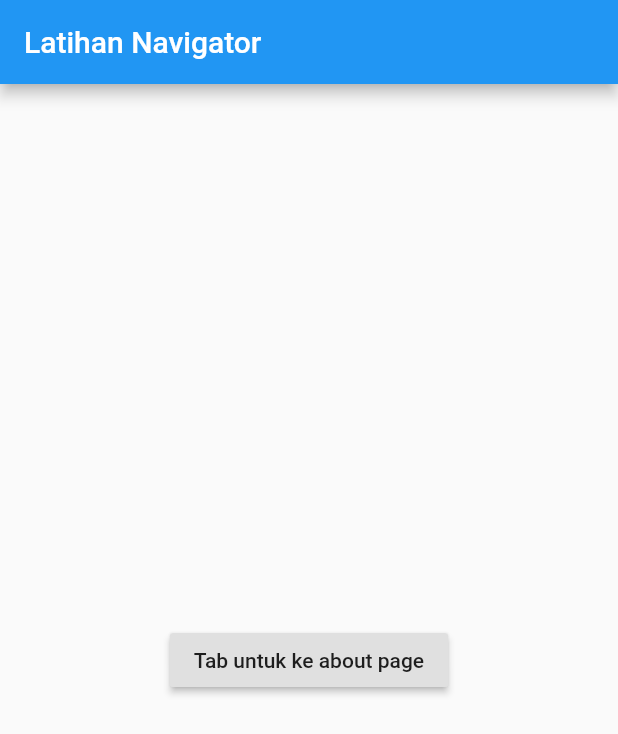
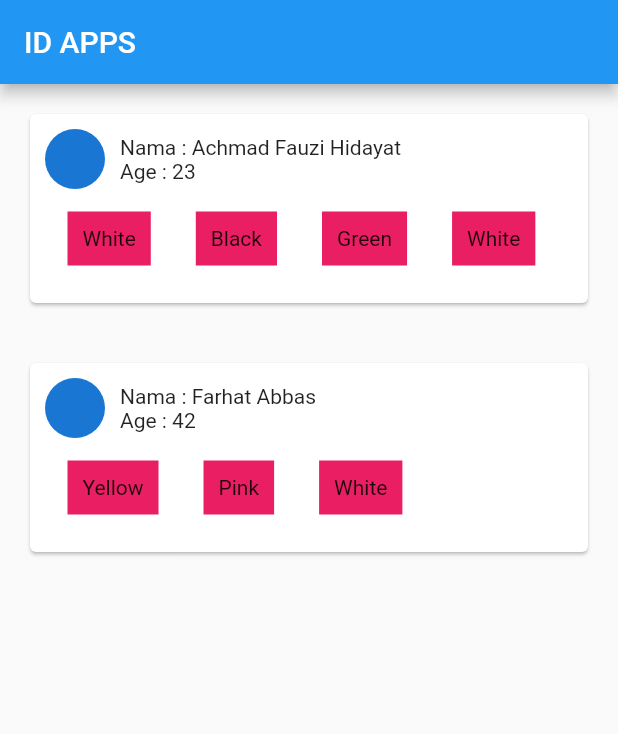
Before and after one commit to FauziHidayat/flutter_latihan, a Flutter app: the screen it shows after launch, on a phone screen of 412 x 824 dp. Shown: the top 734 px of the screen. Run offline on Flutter 3.47's test engine with Material 2 defaults, Android fonts, the phone set to English and light mode, and no system bars; our stand-ins replace animate_do, iconsax, salomon_bottom_bar.

Commit message:
discover page

```diff
--- a/lib/latihan/discover.dart
+++ b/lib/latihan/discover.dart
@@ -1,11 +1,10 @@
-
 import 'package:flutter/material.dart';
 import 'package:animate_do/animate_do.dart';
 import 'package:salomon_bottom_bar/salomon_bottom_bar.dart';
 import 'package:flutter_staggered_grid_view/flutter_staggered_grid_view.dart';
 
 class DiscoverPage extends StatefulWidget {
-  const DiscoverPage({ Key? key }) : super(key: key);
+  const DiscoverPage({Key? key}) : super(key: key);
 
   @override
   _DiscoverPageState createState() => _DiscoverPageState();
@@ -29,8 +28,7 @@ class _DiscoverPageState extends State<DiscoverPage> {
     'https://images.unsplash.com/photo-1531204420596-d4e8af13de95?ixid=MnwxMjA3fDB8MHxlZGl0b3JpYWwtZmVlZHwxMTN8fHxlbnwwfHx8fA%3D%3D&ixlib=rb-1.2.1&auto=format&fit=crop&w=500&q=60',
     'https://images.unsplash.com/photo-1633245091570-cd62f7f116a3?ixid=MnwxMjA3fDB8MHxlZGl0b3JpYWwtZmVlZHwxMjd8fHxlbnwwfHx8fA%3D%3D&ixlib=rb-1.2.1&auto=format&fit=crop&w=500&q=60',
     'https://images.unsplash.com/photo-1633247835403-f7fde396f4ab?ixid=MnwxMjA3fDB8MHxlZGl0b3JpYWwtZmVlZHwxMzB8fHxlbnwwfHx8fA%3D%3D&ixlib=rb-1.2.1&auto=format&fit=crop&w=500&q=60',
-    'https://images.unsplash.com/photo-1633260676663-eb70faaa8805?ixid=MnwxMjA3fDB8MHxlZGl0b3JpYWwtZmVlZHwxNDB8fHxlbnwwfHx8fA%3D%3D&ixlib=rb-1.2.1&auto=format&fit=crop&w=500&q=60'
-        'https://images.unsplash.com/photo-1633211387371-88c4838cbfb4?ixid=MnwxMjA3fDB8MHxlZGl0b3JpYWwtZmVlZHwxNDJ8fHxlbnwwfHx8fA%3D%3D&ixlib=rb-1.2.1&auto=format&fit=crop&w=500&q=60',
+    'https://images.unsplash.com/photo-1633260676663-eb70faaa8805?ixid=MnwxMjA3fDB8MHxlZGl0b3JpYWwtZmVlZHwxNDB8fHxlbnwwfHx8fA%3D%3D&ixlib=rb-1.2.1&auto=format&fit=crop&w=500&q=60''https://images.unsplash.com/photo-1633211387371-88c4838cbfb4?ixid=MnwxMjA3fDB8MHxlZGl0b3JpYWwtZmVlZHwxNDJ8fHxlbnwwfHx8fA%3D%3D&ixlib=rb-1.2.1&auto=format&fit=crop&w=500&q=60',
     'https://images.unsplash.com/photo-1633177317976-3f9bc45e1d1d?ixid=MnwxMjA3fDB8MHxlZGl0b3JpYWwtZmVlZHwxMHx8fGVufDB8fHx8&ixlib=rb-1.2.1&auto=format&fit=crop&w=500&q=60',
     'https://images.unsplash.com/photo-1633113093730-47449a1a9c6e?ixid=MnwxMjA3fDF8MHxlZGl0b3JpYWwtZmVlZHwxMXx8fGVufDB8fHx8&ixlib=rb-1.2.1&auto=format&fit=crop&w=500&q=60',
     'https://images.unsplash.com/photo-1633209942287-701d44019290?ixid=MnwxMjA3fDB8MHxlZGl0b3JpYWwtZmVlZHw3N3x8fGVufDB8fHx8&ixlib=rb-1.2.1&auto=format&fit=crop&w=500&q=60',
@@ -53,8 +51,7 @@ class _DiscoverPageState extends State<DiscoverPage> {
     'https://images.unsplash.com/photo-1531204420596-d4e8af13de95?ixid=MnwxMjA3fDB8MHxlZGl0b3JpYWwtZmVlZHwxMTN8fHxlbnwwfHx8fA%3D%3D&ixlib=rb-1.2.1&auto=format&fit=crop&w=500&q=60',
     'https://images.unsplash.com/photo-1633245091570-cd62f7f116a3?ixid=MnwxMjA3fDB8MHxlZGl0b3JpYWwtZmVlZHwxMjd8fHxlbnwwfHx8fA%3D%3D&ixlib=rb-1.2.1&auto=format&fit=crop&w=500&q=60',
     'https://images.unsplash.com/photo-1633247835403-f7fde396f4ab?ixid=MnwxMjA3fDB8MHxlZGl0b3JpYWwtZmVlZHwxMzB8fHxlbnwwfHx8fA%3D%3D&ixlib=rb-1.2.1&auto=format&fit=crop&w=500&q=60',
-    'https://images.unsplash.com/photo-1633260676663-eb70faaa8805?ixid=MnwxMjA3fDB8MHxlZGl0b3JpYWwtZmVlZHwxNDB8fHxlbnwwfHx8fA%3D%3D&ixlib=rb-1.2.1&auto=format&fit=crop&w=500&q=60'
-        'https://images.unsplash.com/photo-1633211387371-88c4838cbfb4?ixid=MnwxMjA3fDB8MHxlZGl0b3JpYWwtZmVlZHwxNDJ8fHxlbnwwfHx8fA%3D%3D&ixlib=rb-1.2.1&auto=format&fit=crop&w=500&q=60',
+    'https://images.unsplash.com/photo-1633260676663-eb70faaa8805?ixid=MnwxMjA3fDB8MHxlZGl0b3JpYWwtZmVlZHwxNDB8fHxlbnwwfHx8fA%3D%3D&ixlib=rb-1.2.1&auto=format&fit=crop&w=500&q=60''https://images.unsplash.com/photo-1633211387371-88c4838cbfb4?ixid=MnwxMjA3fDB8MHxlZGl0b3JpYWwtZmVlZHwxNDJ8fHxlbnwwfHx8fA%3D%3D&ixlib=rb-1.2.1&auto=format&fit=crop&w=500&q=60',
     'https://images.unsplash.com/photo-1633267538438-2d49aeb844f7?ixid=MnwxMjA3fDB8MHxlZGl0b3JpYWwtZmVlZHw2N3x8fGVufDB8fHx8&ixlib=rb-1.2.1&auto=format&fit=crop&w=500&q=60',
     'https://images.unsplash.com/photo-1633172905740-2eb6730c95b4?ixid=MnwxMjA3fDB8MHxlZGl0b3JpYWwtZmVlZHw4MXx8fGVufDB8fHx8&ixlib=rb-1.2.1&auto=format&fit=crop&w=500&q=60',
     'https://images.unsplash.com/photo-1633277194892-c5e2bba2d40f?ixid=MnwxMjA3fDB8MHxlZGl0b3JpYWwtZmVlZHw3OHx8fGVufDB8fHx8&ixlib=rb-1.2.1&auto=format&fit=crop&w=500&q=60',
@@ -65,8 +62,7 @@ class _DiscoverPageState extends State<DiscoverPage> {
     'https://images.unsplash.com/photo-1531204420596-d4e8af13de95?ixid=MnwxMjA3fDB8MHxlZGl0b3JpYWwtZmVlZHwxMTN8fHxlbnwwfHx8fA%3D%3D&ixlib=rb-1.2.1&auto=format&fit=crop&w=500&q=60',
     'https://images.unsplash.com/photo-1633245091570-cd62f7f116a3?ixid=MnwxMjA3fDB8MHxlZGl0b3JpYWwtZmVlZHwxMjd8fHxlbnwwfHx8fA%3D%3D&ixlib=rb-1.2.1&auto=format&fit=crop&w=500&q=60',
     'https://images.unsplash.com/photo-1633247835403-f7fde396f4ab?ixid=MnwxMjA3fDB8MHxlZGl0b3JpYWwtZmVlZHwxMzB8fHxlbnwwfHx8fA%3D%3D&ixlib=rb-1.2.1&auto=format&fit=crop&w=500&q=60',
-    'https://images.unsplash.com/photo-1633260676663-eb70faaa8805?ixid=MnwxMjA3fDB8MHxlZGl0b3JpYWwtZmVlZHwxNDB8fHxlbnwwfHx8fA%3D%3D&ixlib=rb-1.2.1&auto=format&fit=crop&w=500&q=60'
-        'https://images.unsplash.com/photo-1633211387371-88c4838cbfb4?ixid=MnwxMjA3fDB8MHxlZGl0b3JpYWwtZmVlZHwxNDJ8fHxlbnwwfHx8fA%3D%3D&ixlib=rb-1.2.1&auto=format&fit=crop&w=500&q=60',
+    'https://images.unsplash.com/photo-1633260676663-eb70faaa8805?ixid=MnwxMjA3fDB8MHxlZGl0b3JpYWwtZmVlZHwxNDB8fHxlbnwwfHx8fA%3D%3D&ixlib=rb-1.2.1&auto=format&fit=crop&w=500&q=60''https://images.unsplash.com/photo-1633211387371-88c4838cbfb4?ixid=MnwxMjA3fDB8MHxlZGl0b3JpYWwtZmVlZHwxNDJ8fHxlbnwwfHx8fA%3D%3D&ixlib=rb-1.2.1&auto=format&fit=crop&w=500&q=60',
     'https://images.unsplash.com/photo-1633177317976-3f9bc45e1d1d?ixid=MnwxMjA3fDB8MHxlZGl0b3JpYWwtZmVlZHwxMHx8fGVufDB8fHx8&ixlib=rb-1.2.1&auto=format&fit=crop&w=500&q=60',
     'https://images.unsplash.com/photo-1633113093730-47449a1a9c6e?ixid=MnwxMjA3fDF8MHxlZGl0b3JpYWwtZmVlZHwxMXx8fGVufDB8fHx8&ixlib=rb-1.2.1&auto=format&fit=crop&w=500&q=60',
     'https://images.unsplash.com/photo-1633209942287-701d44019290?ixid=MnwxMjA3fDB8MHxlZGl0b3JpYWwtZmVlZHw3N3x8fGVufDB8fHx8&ixlib=rb-1.2.1&auto=format&fit=crop&w=500&q=60',
@@ -105,23 +101,19 @@ class _DiscoverPageState extends State<DiscoverPage> {
             SalomonBottomBarItem(
                 icon: Icon(Icons.home),
                 title: Text("Home"),
-                selectedColor: Colors.purple
-            ),
+                selectedColor: Colors.purple),
             SalomonBottomBarItem(
                 icon: Icon(Icons.favorite_border),
                 title: Text("Likes"),
-                selectedColor: Colors.pink
-            ),
+                selectedColor: Colors.pink),
             SalomonBottomBarItem(
                 icon: Icon(Icons.search),
                 title: Text("Search"),
-                selectedColor: Colors.orange
-            ),
+                selectedColor: Colors.orange),
             SalomonBottomBarItem(
                 icon: Icon(Icons.person),
                 title: Text("Profile"),
-                selectedColor: Colors.teal
-            )
+                selectedColor: Colors.teal)
           ],
         ),
         body: NestedScrollView(
@@ -132,15 +124,26 @@ class _DiscoverPageState extends State<DiscoverPage> {
                     padding: EdgeInsets.all(20.0),
                     child: Column(
                       children: [
-                        SizedBox(height: 60,),
+                        SizedBox(
+                          height: 60,
+                        ),
                         FadeInDown(
                           child: Row(
                             children: [
-                              Text("Discover \nToday's Posts 🔥", style: TextStyle(fontSize: 32, fontWeight: FontWeight.w600, color: Colors.grey.shade800, height: 1.5),)
+                              Text(
+                                "Discover \nToday's Posts 🔥",
+                                style: TextStyle(
+                                    fontSize: 32,
+                                    fontWeight: FontWeight.w600,
+                                    color: Colors.grey.shade800,
+                                    height: 1.5),
+                              )
                             ],
                           ),
                         ),
-                        SizedBox(height: 20,),
+                        SizedBox(
+                          height: 20,
+                        ),
                         FadeInDown(
                           delay: Duration(milliseconds: 400),
                           duration: Duration(milliseconds: 800),
@@ -148,16 +151,18 @@ class _DiscoverPageState extends State<DiscoverPage> {
                             height: 46,
                             decoration: BoxDecoration(
                                 color: Colors.grey.shade200,
-                                borderRadius: BorderRadius.circular(8)
-                            ),
+                                borderRadius: BorderRadius.circular(8)),
                             child: TextField(
                               cursorColor: Colors.black,
                               decoration: InputDecoration(
-                                  prefixIcon: Icon(Icons.search, color: Colors.grey.shade700,),
+                                  prefixIcon: Icon(
+                                    Icons.search,
+                                    color: Colors.grey.shade700,
+                                  ),
                                   border: InputBorder.none,
                                   hintText: "Classic Style",
-                                  hintStyle: TextStyle(color: Colors.grey.shade500)
-                              ),
+                                  hintStyle:
+                                      TextStyle(color: Colors.grey.shade500)),
                             ),
                           ),
                         )
@@ -179,16 +184,23 @@ class _DiscoverPageState extends State<DiscoverPage> {
                             unselectedLabelColor: Colors.grey.shade600,
                             indicatorColor: Colors.black,
                             tabs: [
-                              Tab(text: "Popular",),
-                              Tab(text: "New",),
-                              Tab(text: "Classic",),
-                              Tab(text: "Stylish",)
-                            ]
+                          Tab(
+                            text: "Popular",
+                          ),
+                          Tab(
+                            text: "New",
+                          ),
+                          Tab(
+                            text: "Classic",
+                          ),
+                          Tab(
+                            text: "Stylish",
                           )
-                    ),
+                        ])),
                   ),
                   Expanded(
-                    child: TabBarView(children: [
+                    child: TabBarView(
+                      children: [
                         StaggeredGridView.countBuilder(
                           padding: EdgeInsets.all(0),
                           crossAxisCount: 4,
@@ -197,7 +209,8 @@ class _DiscoverPageState extends State<DiscoverPage> {
                           itemBuilder: (context, index) {
                             return FadeInUp(
                               delay: Duration(milliseconds: index * 50),
-                            duration: Duration(milliseconds: (index * 50) + 800),
+                              duration:
+                                  Duration(milliseconds: (index * 50) + 800),
                               child: Container(
                                 color: Colors.black,
                                 child: Image.network(
@@ -215,12 +228,11 @@ class _DiscoverPageState extends State<DiscoverPage> {
                         Center(),
                         Center(),
                         Center()
-                    ],),
+                      ],
+                    ),
                   )
                 ],
               ),
-            )
-        )
-    );
+            )));
   }
 }
--- /dev/null
+++ b/lib/latihan/list_view.dart
@@ -0,0 +1,75 @@
+import 'package:flutter/material.dart';
+
+class ListV extends StatelessWidget {
+  List<Container> myList = [
+    Container(
+      width: 350,
+      height: 350,
+      color: Colors.red,
+      child: Center(
+          child: Text(
+        "Widget Pertama",
+        style: TextStyle(
+            fontSize: 32, color: Colors.white, fontWeight: FontWeight.bold),
+      )),
+    ),
+    Container(
+      width: 350,
+      height: 350,
+      color: Colors.green,
+      child: Center(
+          child: Text(
+        'Widget Kedua',
+        style: TextStyle(
+            fontSize: 32, color: Colors.white, fontWeight: FontWeight.bold),
+      )),
+    ),
+    Container(
+      width: 350,
+      height: 350,
+      color: Colors.blue,
+      child: Center(
+          child: Text(
+        'Widget Ketiga',
+        style: TextStyle(
+            fontSize: 32, color: Colors.white, fontWeight: FontWeight.bold),
+      )),
+    ),
+    Container(
+      width: 350,
+      height: 350,
+      color: Colors.yellow,
+      child: Center(
+          child: Text(
+        'Widget Keempat',
+        style: TextStyle(
+            fontSize: 32, color: Colors.white, fontWeight: FontWeight.bold),
+      )),
+    ),
+    Container(
+      width: 350,
+      height: 350,
+      color: Colors.pink,
+      child: Center(
+          child: Text(
+        'Widget Keelima',
+        style: TextStyle(
+            fontSize: 32, color: Colors.white, fontWeight: FontWeight.bold),
+      )),
+    ),
+  ];
+
+  @override
+  Widget build(BuildContext context) {
+    return MaterialApp(
+      home: Scaffold(
+          appBar: AppBar(
+            title: Text('Latihan ListView'),
+          ),
+          body: ListView(
+            scrollDirection: Axis.vertical,
+            children: myList,
+          )),
+    );
+  }
+}
--- /dev/null
+++ b/lib/latihan/mapping_list.dart
@@ -0,0 +1,86 @@
+import 'package:flutter/material.dart';
+
+class MyMapp extends StatelessWidget {
+  final List<Map<String, dynamic>> myList = [
+    {
+      "Nama": "Achmad Fauzi Hidayat",
+      "Age": 23,
+      "favColor": [
+        "White",
+        "Black",
+        "Green",
+        "White",
+        "Black",
+        "Green",
+        "White",
+        "Black",
+        "Green",
+        "White",
+        "Black",
+        "Green"
+      ]
+    },
+    {
+      "Nama": "Farhat Abbas",
+      "Age": 42,
+      "favColor": ["Yellow", "Pink", "White"]
+    },
+  ];
+
+  @override
+  Widget build(BuildContext context) {
+    return MaterialApp(
+      home: Scaffold(
+        appBar: AppBar(
+          title: Text('ID APPS'),
+        ),
+        body: ListView(
+          children: myList.map((data) {
+            print(data['favColor']);
+            List myfavcolor = data['favColor'];
+            return Card(
+              margin: EdgeInsets.all(20),
+              child: Container(
+                margin: EdgeInsets.all(10),
+                child: Column(
+                  crossAxisAlignment: CrossAxisAlignment.start,
+                  children: [
+                    Row(
+                      children: [
+                        CircleAvatar(),
+                        SizedBox(
+                          width: 10,
+                        ),
+                        Column(
+                          crossAxisAlignment: CrossAxisAlignment.start,
+                          children: [
+                            Text("Nama : ${data['Nama']}"),
+                            Text('Age : ${data['Age']}'),
+                          ],
+                        )
+                      ],
+                    ),
+                    SingleChildScrollView(
+                      scrollDirection: Axis.horizontal,
+                      child: Row(
+                        children: myfavcolor.map((color) {
+                          return Container(
+                            color: Colors.pink,
+                            margin: EdgeInsets.symmetric(
+                                vertical: 15, horizontal: 15),
+                            padding: EdgeInsets.all(10),
+                            child: Text(color),
+                          );
+                        }).toList(),
+                      ),
+                    )
+                  ],
+                ),
+              ),
+            );
+          }).toList(),
+        ),
+      ),
+    );
+  }
+}
--- a/lib/main.dart
+++ b/lib/main.dart
@@ -1,10 +1,14 @@
 import 'package:flutter/cupertino.dart';
 import 'package:flutter/material.dart';
+import 'package:flutter_latihan/dicoding/dicoding_layout.dart';
 import 'package:flutter_latihan/latihan/app_bar_lat.dart';
 import 'package:flutter_latihan/latihan/card_lat.dart';
 import 'package:flutter_latihan/latihan/container_lat.dart';
 import 'package:flutter_latihan/latihan/discover.dart';
+import 'package:flutter_latihan/latihan/gradient_opacity.dart';
+import 'package:flutter_latihan/latihan/list_view.dart';
 import 'package:flutter_latihan/latihan/login.dart';
+import 'package:flutter_latihan/latihan/mapping_list.dart';
 import 'package:flutter_latihan/latihan/navigator.dart';
 import 'package:flutter_latihan/latihan/tea_page.dart';
 
@@ -16,7 +20,7 @@ class MyApp extends StatelessWidget {
   @override
   Widget build(BuildContext context) {
     return MaterialApp(
-      home: HomePage(),
+      home: MyMapp(),
     );
   }
 }
--- a/pubspec.yaml
+++ b/pubspec.yaml
@@ -62,9 +62,8 @@ flutter:
   uses-material-design: true
 
   # To add assets to your application, add an assets section, like this:
-  # assets:
-  #   - images/a_dot_burr.jpeg
-  #   - images/a_dot_ham.jpeg
+  assets:
+      - images/
 
   # An image asset can refer to one or more resolution-specific "variants", see
   # https://flutter.dev/assets-and-images/#resolution-aware.
```
Also changed, not shown: lib/dicoding/dicoding_layout.dart (added, +232 -0 lines), lib/latihan/card_lat.dart (+7 -11 lines), lib/latihan/gradient_opacity.dart (added, +46 -0 lines), pubspec.lock. Lines whose indentation alone changed are shown as unchanged.
